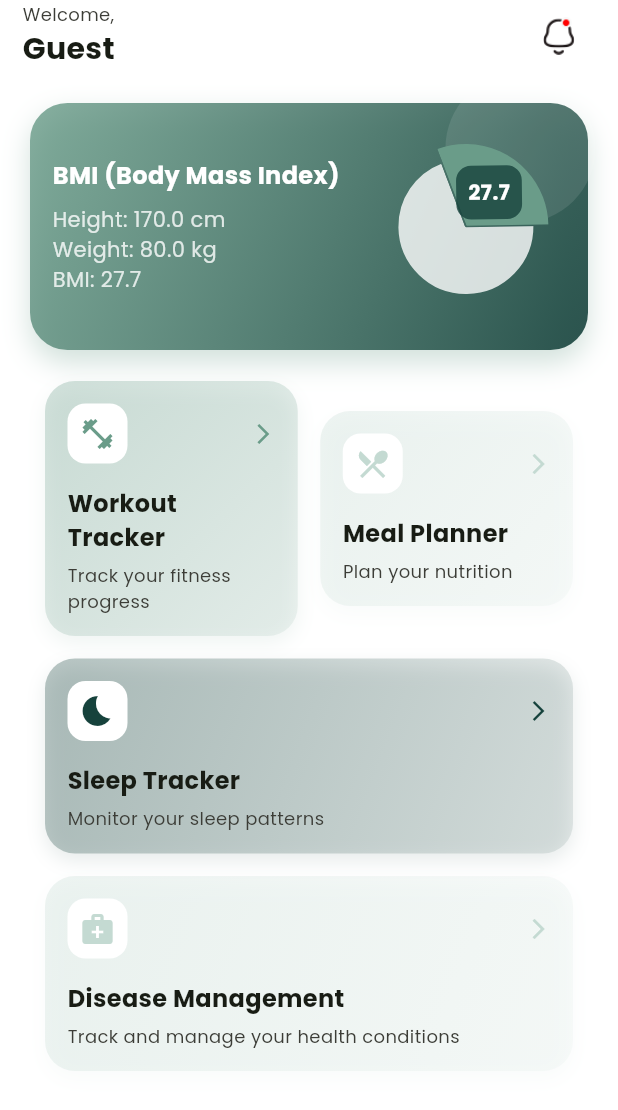
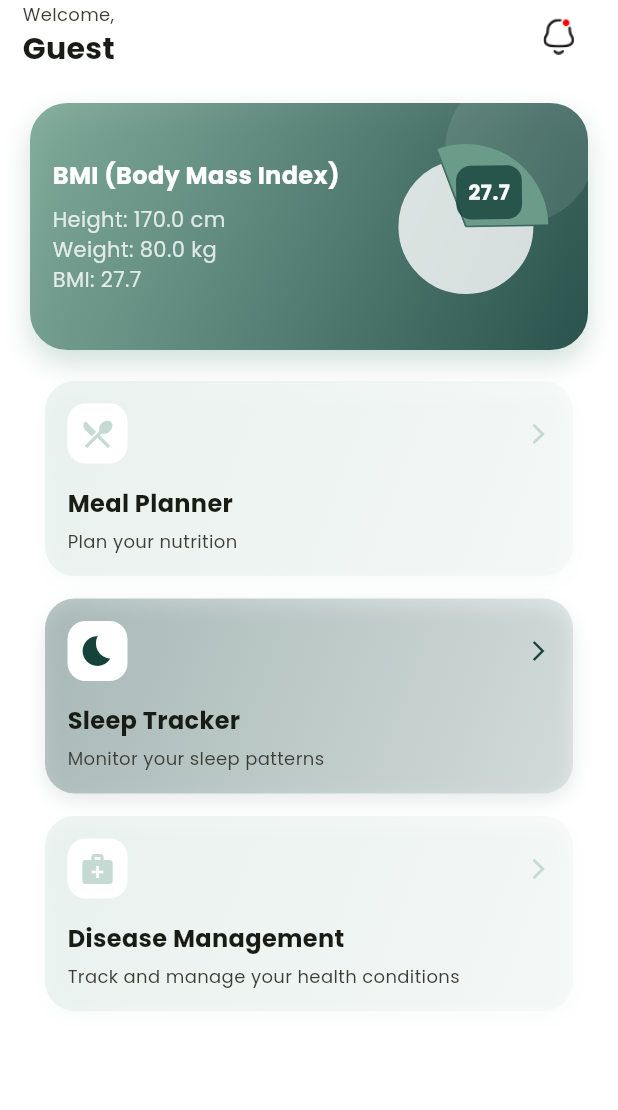
Before and after one commit to SaadSiddiqui134/Sehat-FYP-NO-LFS, a Flutter app: the HomeView screen opened directly, on a phone screen of 412 x 824 dp. Shown: the top 1110 px of the screen. Run offline on Flutter 3.47's test engine with Material 3 defaults, Android fonts, the phone set to English and light mode, and no system bars; drawn by our look-alikes of fl_chart; our stand-ins replace animated_toggle_switch, flutter_dotenv, readmore, scrollable_positioned_list, simple_circular_progress_bar; missing offline and left inert: dotted_dashed_line, simple_animation_progress_bar; key blocks and very long unbroken strings in the code were emptied for the run.

Commit message:
changes to homeview

```diff
--- a/FRONTEND/frontend_flutter/lib/view/home/home_view.dart
+++ b/FRONTEND/frontend_flutter/lib/view/home/home_view.dart
@@ -404,22 +404,22 @@ class _HomeViewState extends State<HomeView>
                       children: [
                         Row(
                           children: [
-                            Expanded(
-                              child: _buildNavigationCard(
-                                "Workout Tracker",
-                                "Track your fitness progress",
-                                Icons.fitness_center,
-                                TColor.primaryColor2,
-                                () => Navigator.push(
-                                  context,
-                                  MaterialPageRoute(
-                                    builder: (context) => WorkoutTrackerView(
-                                        userData: widget.userData),
-                                  ),
-                                ),
-                              ),
-                            ),
-                            SizedBox(width: 15),
+                            // Expanded(
+                            //   child: _buildNavigationCard(
+                            //     "Workout Tracker",
+                            //     "Track your fitness progress",
+                            //     Icons.fitness_center,
+                            //     TColor.primaryColor2,
+                            //     () => Navigator.push(
+                            //       context,
+                            //       MaterialPageRoute(
+                            //         builder: (context) => WorkoutTrackerView(
+                            //             userData: widget.userData),
+                            //       ),
+                            //     ),
+                            //   ),
+                            // ),
+                            SizedBox(height: 15),
                             Expanded(
                               child: _buildNavigationCard(
                                 "Meal Planner",
```
